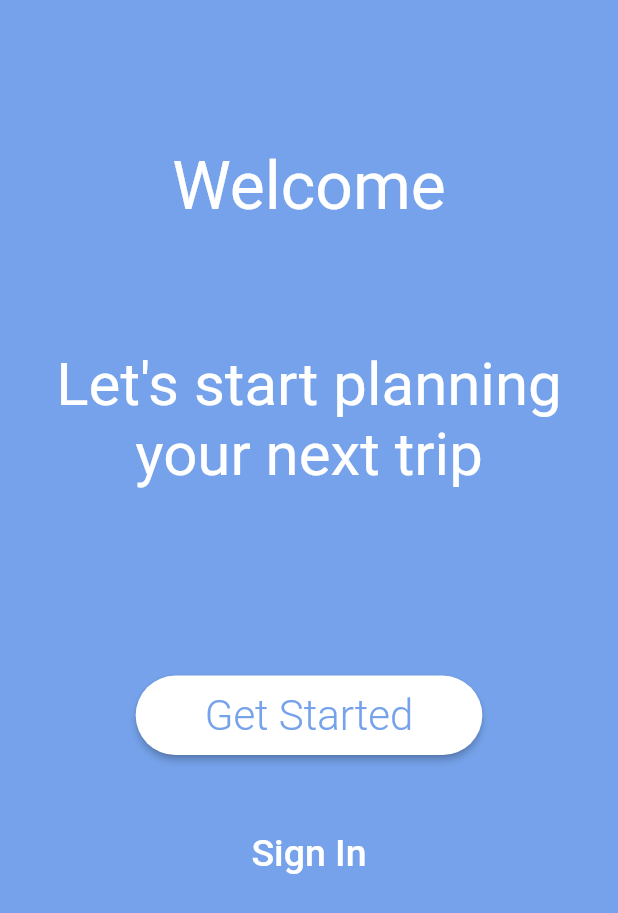
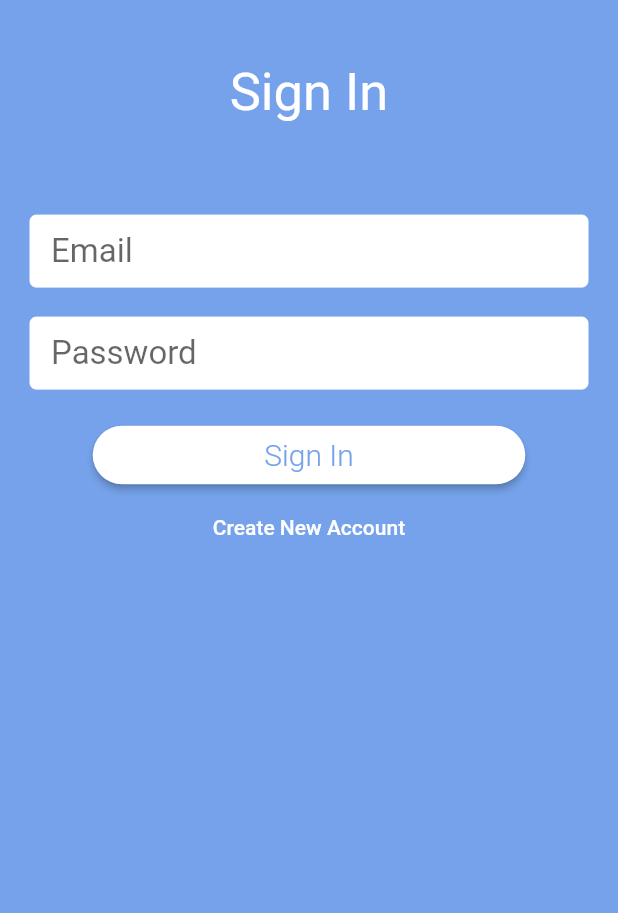
Before and after one commit to hassan78230/travel_companion, a Flutter app: the FirstView screen opened directly, after a tap on "Sign In", on a phone screen of 412 x 824 dp. Shown: the top 913 px of the screen. Run offline on Flutter 3.47's test engine with Material 2 defaults, Android fonts, the phone set to English and light mode, and no system bars; drawn by our look-alikes of auto_size_text; our stand-ins replace cloud_firestore, firebase_auth; missing offline and left inert: date_range_picker; accounts and stored records are empty.

Commit message:
FireBase authentication email and password Views for SignIn and Login.

```diff
--- a/lib/views/first_view.dart
+++ b/lib/views/first_view.dart
@@ -9,6 +9,7 @@ class FirstView extends StatelessWidget {
   Widget build(BuildContext context) {
     final _width = MediaQuery.of(context).size.width;
     final _height = MediaQuery.of(context).size.height;
+
     return Scaffold(
       body: Container(
         width: _width,
@@ -19,16 +20,14 @@ class FirstView extends StatelessWidget {
             padding: const EdgeInsets.all(16.0),
             child: Column(
               children: <Widget>[
-                SizedBox(
-                  height: _height * 0.1,
-                ),
+                SizedBox(height: _height * 0.10),
                 Text(
-                  'Welcome',
+                  "Welcome",
                   style: TextStyle(fontSize: 44, color: Colors.white),
                 ),
-                SizedBox(height: _height * 0.1),
+                SizedBox(height: _height * 0.10),
                 AutoSizeText(
-                  "Let's start planning your next trip",
+                  "Let’s start planning your next trip",
                   maxLines: 2,
                   textAlign: TextAlign.center,
                   style: TextStyle(
@@ -40,12 +39,12 @@ class FirstView extends StatelessWidget {
                 RaisedButton(
                   color: Colors.white,
                   shape: RoundedRectangleBorder(
-                      borderRadius: BorderRadius.circular(30)),
+                      borderRadius: BorderRadius.circular(30.0)),
                   child: Padding(
                     padding: const EdgeInsets.only(
-                        top: 10.0, bottom: 10, left: 30, right: 30),
+                        top: 10.0, bottom: 10.0, left: 30.0, right: 30.0),
                     child: Text(
-                      'Get Started',
+                      "Get Started",
                       style: TextStyle(
                         color: primaryColor,
                         fontSize: 28,
@@ -58,8 +57,9 @@ class FirstView extends StatelessWidget {
                       context: context,
                       builder: (BuildContext context) => CustomDialog(
                         title: "Would you like to create a free account?",
-                        description: "With an account, your date will be securely saved, allowing it to access from multiple devices",
-                        primaryButtonText: "Create my account",
+                        description:
+                        "With an account, your data will be securely saved, allowing you to access it from multiple devices.",
+                        primaryButtonText: "Create My Account",
                         primaryButtonRoute: "/signUp",
                         secondaryButtonText: "Maybe Later",
                         secondaryButtonRoute: "/home",
@@ -69,14 +69,13 @@ class FirstView extends StatelessWidget {
                 ),
                 SizedBox(height: _height * 0.05),
                 FlatButton(
-                  onPressed: () {},
                   child: Text(
-                    'Sign In',
-                    style: TextStyle(
-                      color: Colors.white,
-                      fontSize: 25,
-                    ),
+                    "Sign In",
+                    style: TextStyle(color: Colors.white, fontSize: 25),
                   ),
+                  onPressed: () {
+                    Navigator.of(context).pushReplacementNamed('/signIn');
+                  },
                 )
               ],
             ),
--- a/lib/views/home_view.dart
+++ b/lib/views/home_view.dart
@@ -4,67 +4,59 @@ import 'package:intl/intl.dart';
 import '../model/Trip.dart';
 
 class HomeView extends StatelessWidget {
-  final List<Trip> tripList = [
-    Trip("New York", DateTime.now(), DateTime.now(), 200.00, "Car"),
-    Trip("Boston", DateTime.now(), DateTime.now(), 450.00, "Plane"),
-    Trip("Washington", DateTime.now(), DateTime.now(), 900.00, "Bus"),
-    Trip("Austin", DateTime.now(), DateTime.now(), 170.00, "Car"),
-    Trip("Miami", DateTime.now(), DateTime.now(), 180.00, "Car"),
+  final List<Trip> tripsList = [
+    Trip("New York", DateTime.now(), DateTime.now(), 200.00, "car"),
+    Trip("Boston", DateTime.now(), DateTime.now(), 450.00, "plane"),
+    Trip("Washington D.C.", DateTime.now(), DateTime.now(), 900.00, "bus"),
+    Trip("Austin", DateTime.now(), DateTime.now(), 170.00, "car"),
+    Trip("Scranton", DateTime.now(), DateTime.now(), 180.00, "car"),
   ];
+
   @override
   Widget build(BuildContext context) {
     return Container(
-      child: ListView.builder(
-          itemCount: tripList.length,
-          itemBuilder: (BuildContext context, int index) {
-            return buildTripCard(context, index);
-          }),
+      child: new ListView.builder(
+          itemCount: tripsList.length,
+          itemBuilder: (BuildContext context, int index) =>
+              buildTripCard(context, index)),
     );
   }
 
   Widget buildTripCard(BuildContext context, int index) {
-    final trip = tripList[index];
-    return Container(
+    final trip = tripsList[index];
+    return new Container(
       child: Card(
         child: Padding(
-          padding: const EdgeInsets.all(8.0),
-          child: Column(children: <Widget>[
+          padding: const EdgeInsets.all(16.0),
+          child: Column(
+            children: <Widget>[
               Padding(
-              padding: const EdgeInsets.only(top: 8, bottom: 4.0),
+                padding: const EdgeInsets.only(top: 8.0, bottom: 4.0),
                 child: Row(children: <Widget>[
-                Text(
-                  trip.title,
-                  style: TextStyle(
-                    fontSize: 30,
-                  ),
-                ),
+                  Text(trip.title, style: new TextStyle(fontSize: 30.0),),
                   Spacer(),
                 ]),
               ),
               Padding(
-              padding: const EdgeInsets.only(top: 4, bottom: 80.0),
+                padding: const EdgeInsets.only(top: 4.0, bottom: 80.0),
                 child: Row(children: <Widget>[
                   Text(
-                  "${DateFormat('dd/MM/yyyy').format(trip.startDate).toString()}-${DateFormat('dd/MM/yyyy').format(trip.endDate).toString()}",
-                ),
+                      "${DateFormat('dd/MM/yyyy').format(trip.startDate).toString()} - ${DateFormat('dd/MM/yyyy').format(trip.endDate).toString()}"),
                   Spacer(),
                 ]),
               ),
               Padding(
-              padding: const EdgeInsets.only(top: 8, bottom: 8.0),
+                padding: const EdgeInsets.only(top: 8.0, bottom: 8.0),
                 child: Row(
                   children: <Widget>[
-                  Text(
-                    "\€${trip.budget.toStringAsFixed(2)}",
-                    style: TextStyle(fontSize: 35),
-                  ),
+                    Text("\$${trip.budget.toStringAsFixed(2)}", style: new TextStyle(fontSize: 35.0),),
                     Spacer(),
                     Icon(Icons.directions_car),
-
                   ],
                 ),
+              )
+            ],
           ),
-          ]),
         ),
       ),
     );
--- /dev/null
+++ b/lib/views/sign_up_view.dart
@@ -0,0 +1,204 @@
+import 'package:firebase_auth/firebase_auth.dart';
+import 'package:flutter/material.dart';
+import 'package:auto_size_text/auto_size_text.dart';
+import 'package:travel_companion/widgets/provider_widget.dart';
+
+
+// TODO move this to one location
+final primaryColor = const Color(0xFF75A2EA);
+
+enum AuthFormType { signIn, signUp }
+
+class SignUpView extends StatefulWidget {
+  final AuthFormType authFormType;
+
+  SignUpView({Key key, @required this.authFormType}) : super(key: key);
+
+  @override
+  _SignUpViewState createState() =>
+      _SignUpViewState(authFormType: this.authFormType);
+}
+
+class _SignUpViewState extends State<SignUpView> {
+  AuthFormType authFormType;
+
+  _SignUpViewState({this.authFormType});
+
+  final formKey = GlobalKey<FormState>();
+  String _email, _password, _name;
+
+  void switchFormState(String state) {
+    formKey.currentState.reset();
+    if (state == "signUp") {
+      setState(() {
+        authFormType = AuthFormType.signUp;
+      });
+    } else {
+      setState(() {
+        authFormType = AuthFormType.signIn;
+      });
+    }
+  }
+
+  void submit() async {
+    final form = formKey.currentState;
+    form.save();
+    try {
+      final auth = Provider.of(context).auth;
+      if(authFormType == AuthFormType.signIn) {
+        String uid = await auth.signInWithEmailAndPassword(_email, _password);
+        print("Signed In with ID $uid");
+        Navigator.of(context).pushReplacementNamed('/home');
+      } else {
+        String uid = await auth.createUserWithEmailAndPassword(_email, _password, _name);
+        print("Signed up with New ID $uid");
+        Navigator.of(context).pushReplacementNamed('/home');
+      }
+    } catch (e) {
+      print (e);
+    }
+  }
+
+  @override
+  Widget build(BuildContext context) {
+    final _width = MediaQuery.of(context).size.width;
+    final _height = MediaQuery.of(context).size.height;
+
+    return Scaffold(
+      body: Container(
+        color: primaryColor,
+        height: _height,
+        width: _width,
+        child: SafeArea(
+          child: Column(
+            children: <Widget>[
+              SizedBox(height: _height * 0.05),
+              buildHeaderText(),
+              SizedBox(height: _height * 0.05),
+              Padding(
+                padding: const EdgeInsets.all(20.0),
+                child: Form(
+                  key: formKey,
+                  child: Column(
+                    children: buildInputs() + buildButtons(),
+                  ),
+                ),
+              )
+            ],
+          ),
+        ),
+      ),
+    );
+  }
+
+  AutoSizeText buildHeaderText() {
+    String _headerText;
+    if (authFormType == AuthFormType.signUp) {
+      _headerText = "Create New Account";
+    } else {
+      _headerText = "Sign In";
+    }
+    return AutoSizeText(
+      _headerText,
+      maxLines: 1,
+      textAlign: TextAlign.center,
+      style: TextStyle(
+        fontSize: 35,
+        color: Colors.white,
+      ),
+    );
+  }
+
+  List<Widget> buildInputs() {
+    List<Widget> textFields = [];
+
+    // if were in the sign up state add name
+    if (authFormType == AuthFormType.signUp) {
+      textFields.add(
+        TextFormField(
+          style: TextStyle(fontSize: 22.0),
+          decoration: buildSignUpInputDecoration("Name"),
+          onSaved: (value) => _name = value,
+        ),
+      );
+      textFields.add(SizedBox(height: 20));
+    }
+
+    // add email & password
+    textFields.add(
+      TextFormField(
+        style: TextStyle(fontSize: 22.0),
+        decoration: buildSignUpInputDecoration("Email"),
+        onSaved: (value) => _email = value,
+      ),
+    );
+    textFields.add(SizedBox(height: 20));
+    textFields.add(
+      TextFormField(
+        style: TextStyle(fontSize: 22.0),
+        decoration: buildSignUpInputDecoration("Password"),
+        obscureText: true,
+        onSaved: (value) => _password = value,
+      ),
+    );
+    textFields.add(SizedBox(height: 20));
+
+    return textFields;
+  }
+
+  InputDecoration buildSignUpInputDecoration(String hint) {
+    return InputDecoration(
+      hintText: hint,
+      filled: true,
+      fillColor: Colors.white,
+      focusColor: Colors.white,
+      enabledBorder: OutlineInputBorder(
+          borderSide: BorderSide(color: Colors.white, width: 0.0)),
+      contentPadding:
+      const EdgeInsets.only(left: 14.0, bottom: 10.0, top: 10.0),
+    );
+  }
+
+  List<Widget> buildButtons() {
+    String _switchButtonText, _newFormState, _submitButtonText;
+
+    if (authFormType == AuthFormType.signIn) {
+      _switchButtonText = "Create New Account";
+      _newFormState = "signUp";
+      _submitButtonText = "Sign In";
+    } else {
+      _switchButtonText = "Have an Account? Sign In";
+      _newFormState = "signIn";
+      _submitButtonText = "Sign Up";
+    }
+
+    return [
+      Container(
+        width: MediaQuery.of(context).size.width * 0.7,
+        child: RaisedButton(
+          shape: RoundedRectangleBorder(
+              borderRadius: BorderRadius.circular(30.0)),
+          color: Colors.white,
+          textColor: primaryColor,
+          child: Padding(
+            padding: const EdgeInsets.all(8.0),
+            child: Text(
+              _submitButtonText,
+              style: TextStyle(fontSize: 20.0, fontWeight: FontWeight.w300),
+            ),
+          ),
+          onPressed: submit,
+        ),
+      ),
+      FlatButton(
+        child: Text(
+          _switchButtonText,
+          style: TextStyle(color: Colors.white),
+        ),
+        onPressed: () {
+          switchFormState(_newFormState);
+        },
+      )
+    ];
+  }
+}
--- /dev/null
+++ b/lib/widgets/provider_widget.dart
@@ -0,0 +1,19 @@
+import 'package:firebase_auth/firebase_auth.dart';
+import 'package:flutter/material.dart';
+import 'package:travel_companion/services/auth_service.dart';
+
+class Provider extends InheritedWidget {
+  final AuthService auth;
+
+
+
+  Provider({Key key, Widget child, this.auth}) : super(key: key, child: child);
+
+  @override
+  bool updateShouldNotify(InheritedWidget oldWidget) {
+    return true;
+  }
+
+  static Provider of(BuildContext context) =>
+      (context.dependOnInheritedWidgetOfExactType<Provider>());
+}
--- a/pubspec.yaml
+++ b/pubspec.yaml
@@ -23,10 +23,12 @@ environment:
 dependencies:
   flutter:
     sdk: flutter
-  cloud_firestore: ^0.13.7
   intl: 0.16.1
   date_range_picker: ^1.0.5
   auto_size_text: ^2.1.0
+  cloud_firestore: ^0.13.7
+  firebase_auth: ^0.16.1
+
 
 
   # The following adds the Cupertino Icons font to your application.
```
Also changed, not shown: lib/home_widget.dart (+26 -12 lines), lib/main.dart (+36 -14 lines), lib/widgets/custom_dialog.dart (+29 -34 lines), pubspec.lock, 2 other files. Lines whose indentation alone changed are shown as unchanged.
